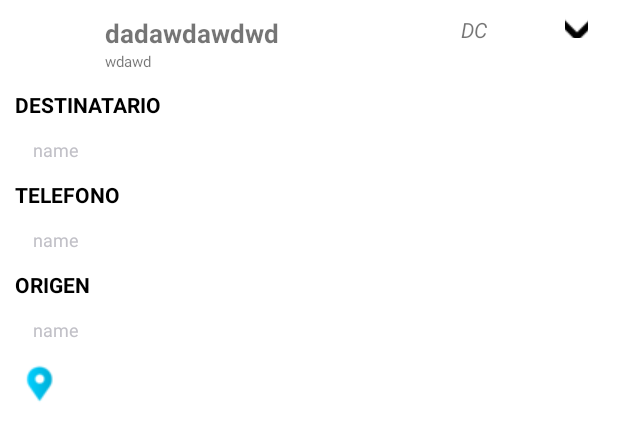
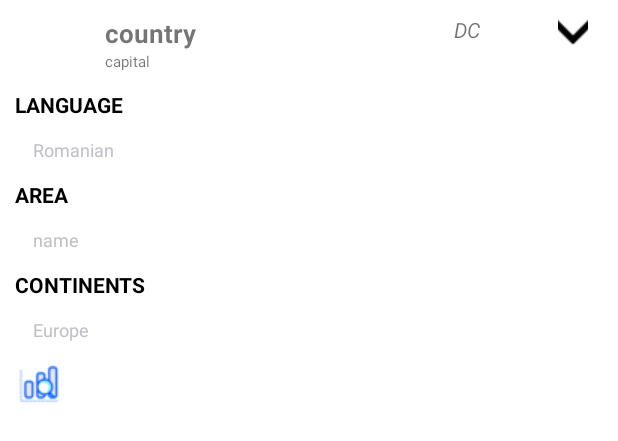
Before and after one commit to danielggc/prueba-tecnica-movilWMWirelessMobile, an Android app: the layout textview_layout.xml on its own in the app's theme, with its tools: preview values and no code run, on a phone screen of 412 x 824 dp. Shown: the top 441 px of the screen. Run offline under Robolectric (Android 15) with nearby library versions, the phone set to English and light mode, and no system bars.

Commit message:
rename fields of shortInfoCountries

```diff
--- a/app/src/main/java/com/shipping/prueba_tecnica_movil/adapters/RecyclerAdapterReorderLoad.kt
+++ b/app/src/main/java/com/shipping/prueba_tecnica_movil/adapters/RecyclerAdapterReorderLoad.kt
@@ -68,9 +68,9 @@ class RecyclerAdapterReorderLoad : RecyclerView.Adapter<RecyclerAdapterReorderLo
 
 
         fun bind(deliveryInfo: Remission, context: Context, position: Int){
-            superheroName.text       = deliveryInfo.codigoRemision
-            realName.text            = deliveryInfo.direccionDestinatario
-            status.text              = deliveryInfo.nombreTerminalDestino
+            superheroName.text       = deliveryInfo.itemInfoOfficialName
+            realName.text            = deliveryInfo.itemInfoCapital
+            status.text              = deliveryInfo.itemInfoCurrenciesCountry
             idex.text                = deliveryInfo .firstOrder.toString()
         }
 
--- a/app/src/main/res/layout/home.xml
+++ b/app/src/main/res/layout/home.xml
@@ -30,7 +30,7 @@
             android:adjustViewBounds="true"
             android:maxHeight="100dp"
             android:scaleType="fitCenter"
-            android:src="@drawable/coordinadora" />
+            android:src="@drawable/logo_init" />
 
         <LinearLayout
             android:layout_width="wrap_content"
--- a/app/src/main/res/layout/login.xml
+++ b/app/src/main/res/layout/login.xml
@@ -27,7 +27,7 @@
             android:layout_marginTop="32dp"
             android:layout_marginBottom="36dp"
             android:gravity="center"
-            android:src="@drawable/coordinadora"
+            android:src="@drawable/logo_init"
             app:layout_constraintEnd_toEndOf="parent"
             app:layout_constraintHorizontal_bias="0.497"
             app:layout_constraintStart_toStartOf="parent"
--- a/app/src/main/res/layout/textview_layout.xml
+++ b/app/src/main/res/layout/textview_layout.xml
@@ -10,7 +10,7 @@
     android:layout_margin="10dp">
 
     <ImageView
-        android:id="@+id/icon_user_item"
+        android:id="@+id/item_info_flags_country"
         android:layout_width="50dp"
         android:layout_height="50dp"
         android:layout_marginEnd="10dp"
@@ -19,42 +19,42 @@
 
         />
     <TextView
-        android:id="@+id/codigo_remision_item"
+        android:id="@+id/item_info_official_name"
         android:layout_width="wrap_content"
         android:layout_height="wrap_content"
         android:textStyle="bold"
         android:textSize="17sp"
         android:layout_alignParentTop="true"
-        android:layout_toRightOf="@+id/icon_user_item"
-        android:layout_toEndOf="@+id/icon_user_item"
-        tools:text= "dadawdawdwd" />
+        android:layout_toRightOf="@+id/item_info_flags_country"
+        android:layout_toEndOf="@+id/item_info_flags_country"
+        tools:text= "country" />
     <TextView
-        android:id="@+id/direccion_destinatario_item"
+        android:id="@+id/item_info_capital"
         android:layout_width="wrap_content"
         android:layout_height="wrap_content"
         android:textSize="10sp"
-        android:layout_below="@+id/codigo_remision_item"
-        android:layout_toRightOf="@+id/icon_user_item"
-        android:layout_toEndOf="@+id/icon_user_item"
-        tools:text = "wdawd"/>
+        android:layout_below="@+id/item_info_official_name"
+        android:layout_toRightOf="@+id/item_info_flags_country"
+        android:layout_toEndOf="@+id/item_info_flags_country"
+        tools:text = "capital"/>
 
     <TextView
-        android:id="@+id/nombre_terminal_destino_item"
+        android:id="@+id/item_info_currencies_country"
         android:layout_width="wrap_content"
         android:layout_height="wrap_content"
         android:layout_marginEnd="52dp"
         android:layout_marginRight="42dp"
         android:layout_marginLeft="62dp"
-        android:layout_toStartOf="@+id/icon_button_user"
-        android:layout_toLeftOf="@+id/icon_button_user"
+        android:layout_toStartOf="@+id/icon_button_expandable"
+        android:layout_toLeftOf="@+id/icon_button_expandable"
         android:gravity="center_vertical"
         android:textStyle="italic"
         tools:text="DC" />
 
     <ImageButton
-        android:id="@+id/icon_button_user"
-        android:layout_width="15dp"
-        android:layout_height="15dp"
+        android:id="@+id/icon_button_expandable"
+        android:layout_width="20dp"
+        android:layout_height="20dp"
         android:layout_marginEnd="10dp"
         android:layout_marginRight="10dp"
         android:background="@android:color/transparent"
@@ -67,75 +67,75 @@
         android:layout_height="match_parent"
         android:id="@+id/expandable_layout"
         android:visibility="visible"
-        android:layout_below="@+id/icon_user_item"
+        android:layout_below="@+id/item_info_flags_country"
         tools:ignore="ExtraText">
 
         <TextView
             android:layout_width="wrap_content"
             android:layout_height="wrap_content"
-            android:id="@+id/destinatario_item"
+            android:id="@+id/item_info_languages_country"
             android:textColor="@color/black"
             android:textStyle="bold"
             android:textSize="14dp"
-            android:text="DESTINATARIO"/>
+            android:text="LANGUAGE"/>
 
         <TextView
             android:layout_width="wrap_content"
             android:layout_height="wrap_content"
-            android:id="@+id/destinatario_item_r"
+            android:id="@+id/item_info_languages_r"
+            android:textColor="@color/grey"
+            android:textSize="12sp"
+            android:padding="12dp"
+            android:text="Romanian"
+            android:layout_below="@id/item_info_languages_country"/>
+
+        <TextView
+            android:layout_width="wrap_content"
+            android:layout_height="wrap_content"
+            android:id="@+id/item_info_area_country"
+            android:textColor="@color/black"
+            android:textStyle="bold"
+            android:textSize="14sp"
+            android:text="AREA"
+            android:layout_below="@id/item_info_languages_r"/>
+
+        <TextView
+            android:layout_width="wrap_content"
+            android:layout_height="wrap_content"
+            android:id="@+id/item_info_area_country_r"
             android:textColor="@color/grey"
             android:textSize="12sp"
             android:padding="12dp"
             android:text="name"
-            android:layout_below="@id/destinatario_item"/>
+            android:layout_below="@id/item_info_area_country"/>
+        <TextView
+            android:layout_width="wrap_content"
+            android:layout_height="wrap_content"
+            android:id="@+id/item_info_continents_country"
+            android:textColor="@color/black"
+            android:textStyle="bold"
+            android:textSize="14sp"
+            android:text="CONTINENTS"
+            android:layout_below="@id/item_info_area_country_r"/>
 
         <TextView
             android:layout_width="wrap_content"
             android:layout_height="wrap_content"
-            android:id="@+id/telefono_item"
-            android:textColor="@color/black"
-            android:textStyle="bold"
-            android:textSize="14sp"
-            android:text="TELEFONO"
-            android:layout_below="@id/destinatario_item_r"/>
-
-        <TextView
-            android:layout_width="wrap_content"
-            android:layout_height="wrap_content"
-            android:id="@+id/telefono_item_r"
+            android:id="@+id/item_info_continents_country_r"
             android:textColor="@color/grey"
             android:textSize="12sp"
             android:padding="12dp"
-            android:text="name"
-            android:layout_below="@id/telefono_item"/>
-        <TextView
-            android:layout_width="wrap_content"
-            android:layout_height="wrap_content"
-            android:id="@+id/origen_Info_item"
-            android:textColor="@color/black"
-            android:textStyle="bold"
-            android:textSize="14sp"
-            android:text="ORIGEN"
-            android:layout_below="@id/telefono_item_r"/>
-
-        <TextView
-            android:layout_width="wrap_content"
-            android:layout_height="wrap_content"
-            android:id="@+id/origen_Info_item_r"
-            android:textColor="@color/grey"
-            android:textSize="12sp"
-            android:padding="12dp"
-            android:text="name"
-            android:layout_below="@id/origen_Info_item"/>
+            android:text="Europe"
+            android:layout_below="@id/item_info_continents_country"/>
 
 
         <ImageButton
-            android:id="@+id/icon_button_map_iem"
+            android:id="@+id/item_info_more_information_icon"
             android:layout_width="wrap_content"
             android:layout_height="wrap_content"
             android:background="@android:color/transparent"
-            android:src="@drawable/map"
-            android:layout_below="@id/origen_Info_item_r"/>
+            android:src="@drawable/data_analysis"
+            android:layout_below="@id/item_info_continents_country_r"/>
         />
     </RelativeLayout>
 
```
Also changed, not shown: app/src/main/java/com/shipping/prueba_tecnica_movil/adapters/RecyclerAdapterDeliveryInfo.kt (+19 -19 lines), app/src/main/res/drawable/coordinadora.png (deleted), app/src/main/res/drawable/data_analysis.png (added), app/src/main/res/drawable/logo_init.png (added).
